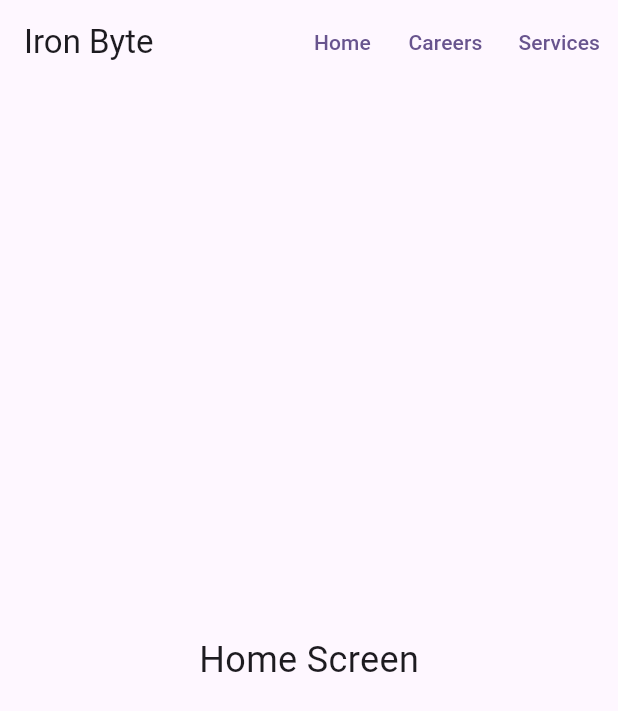
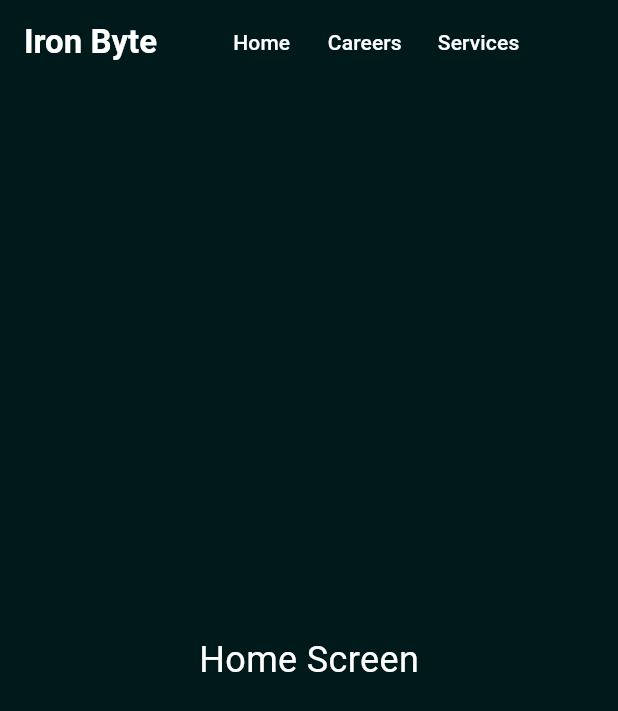
Before and after one commit to Iron-Byte/iron_byte, a Flutter app: the screen it shows after launch, on a phone screen of 412 x 824 dp. Shown: the top 711 px of the screen. Run offline on Flutter 3.47's test engine with Material 3 defaults, Android fonts, the phone set to English and light mode, and no system bars; our stand-ins replace go_router.

Commit message:
theme color configured

```diff
--- /dev/null
+++ b/lib/core/theme/app_theme.dart
@@ -0,0 +1,135 @@
+import 'package:flutter/material.dart';
+
+/// App color constants
+class AppColors {
+  AppColors._();
+
+  /// Primary (main) color: #242D2D
+  static const Color primary = Color(0xFF00191A);
+
+  /// Secondary color: #469B9D
+  static const Color secondary = Color(0xFF469B9D);
+
+  /// Text color: #FFFFFF
+  static const Color text = Color(0xFFFFFFFF);
+}
+
+/// Centralized app theme configuration
+class AppTheme {
+  AppTheme._();
+
+  /// Main app theme
+  static ThemeData get theme {
+    return ThemeData(
+      useMaterial3: true,
+      primaryColor: AppColors.primary,
+      scaffoldBackgroundColor: AppColors.primary,
+      colorScheme: ColorScheme(
+        brightness: Brightness.dark,
+        primary: AppColors.primary,
+        onPrimary: AppColors.text,
+        secondary: AppColors.secondary,
+        onSecondary: AppColors.text,
+        error: Colors.red,
+        onError: AppColors.text,
+        surface: AppColors.primary,
+        onSurface: AppColors.text,
+        surfaceContainerHighest: AppColors.primary.withValues(alpha: 0.8),
+        onSurfaceVariant: AppColors.text,
+        outline: AppColors.secondary,
+        shadow: Colors.black,
+        inverseSurface: AppColors.text,
+        onInverseSurface: AppColors.primary,
+        inversePrimary: AppColors.secondary,
+      ),
+      appBarTheme: const AppBarTheme(
+        backgroundColor: AppColors.primary,
+        foregroundColor: AppColors.text,
+        iconTheme: IconThemeData(color: AppColors.text),
+        centerTitle: true,
+        elevation: 0,
+      ),
+      // Text theme with all styles set to white
+      textButtonTheme: TextButtonThemeData(
+        style: TextButton.styleFrom(foregroundColor: AppColors.text),
+      ),
+      textTheme: const TextTheme(
+        displayLarge: TextStyle(color: AppColors.text),
+        displayMedium: TextStyle(color: AppColors.text),
+        displaySmall: TextStyle(color: AppColors.text),
+        headlineLarge: TextStyle(
+          fontSize: 32,
+          fontWeight: FontWeight.bold,
+          color: AppColors.text,
+          letterSpacing: -0.5,
+        ),
+        headlineMedium: TextStyle(
+          fontSize: 28,
+          fontWeight: FontWeight.bold,
+          color: AppColors.text,
+          letterSpacing: -0.5,
+        ),
+        headlineSmall: TextStyle(
+          fontSize: 24,
+          fontWeight: FontWeight.w600,
+          color: AppColors.text,
+          letterSpacing: 0,
+        ),
+        titleLarge: TextStyle(
+          fontSize: 22,
+          fontWeight: FontWeight.w600,
+          color: AppColors.text,
+          letterSpacing: 0,
+        ),
+        titleMedium: TextStyle(
+          fontSize: 16,
+          fontWeight: FontWeight.w500,
+          color: AppColors.text,
+          letterSpacing: 0.15,
+        ),
+        titleSmall: TextStyle(
+          fontSize: 14,
+          fontWeight: FontWeight.w500,
+          color: AppColors.text,
+          letterSpacing: 0.1,
+        ),
+        bodyLarge: TextStyle(
+          fontSize: 16,
+          fontWeight: FontWeight.normal,
+          color: AppColors.text,
+          letterSpacing: 0.15,
+        ),
+        bodyMedium: TextStyle(
+          fontSize: 14,
+          fontWeight: FontWeight.normal,
+          color: AppColors.text,
+          letterSpacing: 0.25,
+        ),
+        bodySmall: TextStyle(
+          fontSize: 12,
+          fontWeight: FontWeight.normal,
+          color: AppColors.text,
+          letterSpacing: 0.4,
+        ),
+        labelLarge: TextStyle(
+          fontSize: 14,
+          fontWeight: FontWeight.w500,
+          color: AppColors.text,
+          letterSpacing: 0.1,
+        ),
+        labelMedium: TextStyle(
+          fontSize: 12,
+          fontWeight: FontWeight.w500,
+          color: AppColors.text,
+          letterSpacing: 0.5,
+        ),
+        labelSmall: TextStyle(
+          fontSize: 11,
+          fontWeight: FontWeight.w500,
+          color: AppColors.text,
+          letterSpacing: 0.5,
+        ),
+      ),
+    );
+  }
+}
--- a/lib/features/main/main_screen.dart
+++ b/lib/features/main/main_screen.dart
@@ -13,8 +13,19 @@ class MainScreen extends StatelessWidget {
   Widget build(BuildContext context) {
     return Scaffold(
       appBar: AppBar(
-        title: const Text('Iron Byte'),
-        actions: [
+        centerTitle: false,
+        title: Row(
+          children: [
+            // App name (left)
+            const Text('Iron Byte'),
+
+            // Spacer pushes nav to center
+            const Spacer(),
+
+            // Center navigation
+            Row(
+              mainAxisSize: MainAxisSize.min,
+              children: [
                 TextButton(
                   onPressed: () => context.go('/home'),
                   child: const Text('Home'),
@@ -29,6 +40,12 @@ class MainScreen extends StatelessWidget {
                 ),
               ],
             ),
+
+            // Spacer keeps nav centered
+            const Spacer(),
+          ],
+        ),
+      ),
       body: child,
     );
   }
--- a/lib/main.dart
+++ b/lib/main.dart
@@ -1,5 +1,6 @@
 import 'package:flutter/material.dart';
 import 'core/router/app_router.dart';
+import 'core/theme/app_theme.dart';
 
 void main() {
   runApp(const App());
@@ -13,10 +14,7 @@ class App extends StatelessWidget {
     return MaterialApp.router(
       routerConfig: appRouter,
       title: 'Iron Byte',
-      theme: ThemeData(
-        colorScheme: ColorScheme.fromSeed(seedColor: Colors.deepPurple),
-        useMaterial3: true,
-      ),
+      theme: AppTheme.theme,
     );
   }
 }
--- a/pubspec.yaml
+++ b/pubspec.yaml
@@ -36,6 +36,7 @@ dependencies:
   cupertino_icons: ^1.0.8
   bloc: ^9.1.0
   go_router: ^17.0.1
+  gap: ^3.0.1
 
 dev_dependencies:
   flutter_test:
```
Also changed, not shown: lib/core/themes/app_theme.dart (deleted), pubspec.lock. Lines whose indentation alone changed are shown as unchanged.
